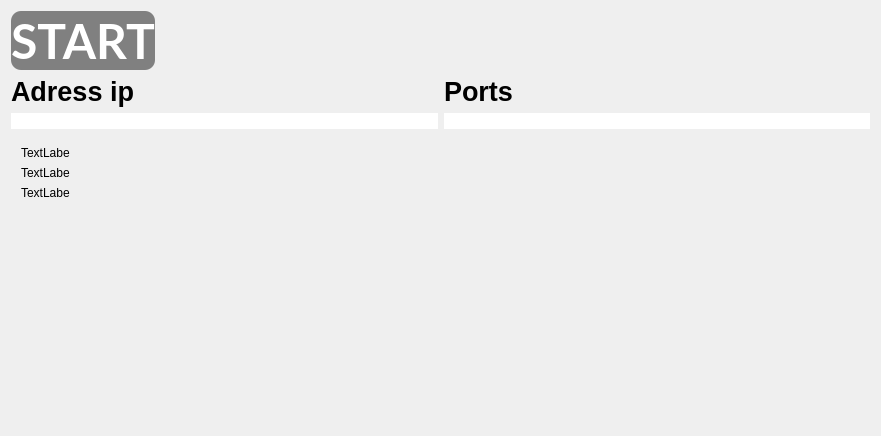
First picture: the form in window.ui, repository TeapotCode/pythonPortScanner, before the edit.
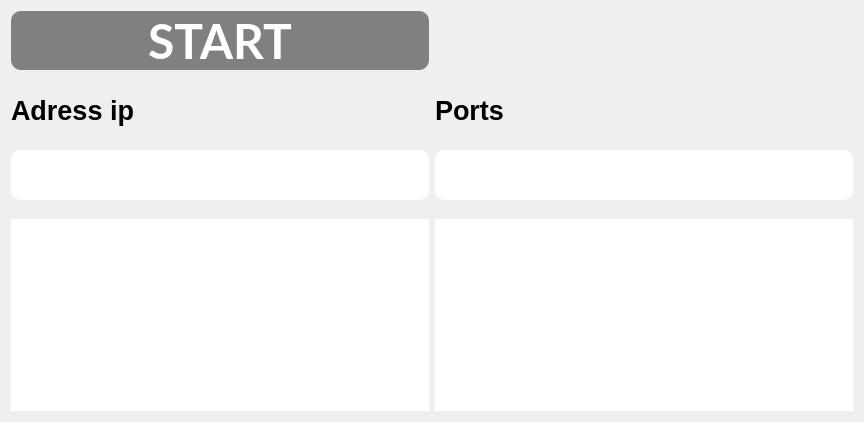
Second picture: the form after the edit.

Diff of the .ui file:
```diff
--- a/window.ui
+++ b/window.ui
@@ -6,8 +6,8 @@
    <rect>
     <x>0</x>
     <y>0</y>
-    <width>881</width>
-    <height>436</height>
+    <width>864</width>
+    <height>422</height>
    </rect>
   </property>
   <property name="windowTitle">
@@ -21,18 +21,245 @@
 background-color: gray;
 color: white;
 border-radius: 10px;
+}
+QListWidget {
+border-radius: 10px;
 }</string>
   </property>
   <layout class="QGridLayout" name="gridLayout">
+   <item row="2" column="0">
+    <widget class="QListWidget" name="port_list_left">
+     <property name="font">
+      <font>
+       <family>Lato</family>
+       <pointsize>14</pointsize>
+      </font>
+     </property>
+     <property name="styleSheet">
+      <string notr="true"/>
+     </property>
+    </widget>
+   </item>
    <item row="0" column="0">
     <layout class="QVBoxLayout" name="verticalLayout_3">
+     <property name="sizeConstraint">
+      <enum>QLayout::SetDefaultConstraint</enum>
+     </property>
+     <property name="rightMargin">
+      <number>0</number>
+     </property>
      <item>
       <widget class="QPushButton" name="pushButton">
-       <property name="sizePolicy">
-        <sizepolicy hsizetype="Maximum" vsizetype="Fixed">
-         <horstretch>0</horstretch>
-         <verstretch>0</verstretch>
-        </sizepolicy>
+       <property name="minimumSize">
+        <size>
+         <width>9</width>
+         <height>0</height>
+        </size>
+       </property>
+       <property name="maximumSize">
+        <size>
+         <width>16777215</width>
+         <height>16777215</height>
+        </size>
+       </property>
+       <property name="palette">
+        <palette>
+         <active>
+          <colorrole role="WindowText">
+           <brush brushstyle="SolidPattern">
+            <color alpha="255">
+             <red>255</red>
+             <green>255</green>
+             <blue>255</blue>
+            </color>
+           </brush>
+          </colorrole>
+          <colorrole role="Button">
+           <brush brushstyle="SolidPattern">
+            <color alpha="255">
+             <red>128</red>
+             <green>128</green>
+             <blue>128</blue>
+            </color>
+           </brush>
+          </colorrole>
+          <colorrole role="Text">
+           <brush brushstyle="SolidPattern">
+            <color alpha="255">
+             <red>255</red>
+             <green>255</green>
+             <blue>255</blue>
+            </color>
+           </brush>
+          </colorrole>
+          <colorrole role="ButtonText">
+           <brush brushstyle="SolidPattern">
+            <color alpha="255">
+             <red>255</red>
+             <green>255</green>
+             <blue>255</blue>
+            </color>
+           </brush>
+          </colorrole>
+          <colorrole role="Base">
+           <brush brushstyle="SolidPattern">
+            <color alpha="255">
+             <red>128</red>
+             <green>128</green>
+             <blue>128</blue>
+            </color>
+           </brush>
+          </colorrole>
+          <colorrole role="Window">
+           <brush brushstyle="SolidPattern">
+            <color alpha="255">
+             <red>128</red>
+             <green>128</green>
+             <blue>128</blue>
+            </color>
+           </brush>
+          </colorrole>
+          <colorrole role="PlaceholderText">
+           <brush brushstyle="SolidPattern">
+            <color alpha="255">
+             <red>255</red>
+             <green>255</green>
+             <blue>255</blue>
+            </color>
+           </brush>
+          </colorrole>
+         </active>
+         <inactive>
+          <colorrole role="WindowText">
+           <brush brushstyle="SolidPattern">
+            <color alpha="255">
+             <red>255</red>
+             <green>255</green>
+             <blue>255</blue>
+            </color>
+           </brush>
+          </colorrole>
+          <colorrole role="Button">
+           <brush brushstyle="SolidPattern">
+            <color alpha="255">
+             <red>128</red>
+             <green>128</green>
+             <blue>128</blue>
+            </color>
+           </brush>
+          </colorrole>
+          <colorrole role="Text">
+           <brush brushstyle="SolidPattern">
+            <color alpha="255">
+             <red>255</red>
+             <green>255</green>
+             <blue>255</blue>
+            </color>
+           </brush>
+          </colorrole>
+          <colorrole role="ButtonText">
+           <brush brushstyle="SolidPattern">
+            <color alpha="255">
+             <red>255</red>
+             <green>255</green>
+             <blue>255</blue>
+            </color>
+           </brush>
+          </colorrole>
+          <colorrole role="Base">
+           <brush brushstyle="SolidPattern">
+            <color alpha="255">
+             <red>128</red>
+             <green>128</green>
+             <blue>128</blue>
+            </color>
+           </brush>
+          </colorrole>
+          <colorrole role="Window">
+           <brush brushstyle="SolidPattern">
+            <color alpha="255">
+             <red>128</red>
+             <green>128</green>
+             <blue>128</blue>
+            </color>
+           </brush>
+          </colorrole>
+          <colorrole role="PlaceholderText">
+           <brush brushstyle="SolidPattern">
+            <color alpha="255">
+             <red>255</red>
+             <green>255</green>
+             <blue>255</blue>
+            </color>
+           </brush>
+          </colorrole>
+         </inactive>
+         <disabled>
+          <colorrole role="WindowText">
+           <brush brushstyle="SolidPattern">
+            <color alpha="255">
+             <red>255</red>
+             <green>255</green>
+             <blue>255</blue>
+            </color>
+           </brush>
+          </colorrole>
+          <colorrole role="Button">
+           <brush brushstyle="SolidPattern">
+            <color alpha="255">
+             <red>128</red>
+             <green>128</green>
+             <blue>128</blue>
+            </color>
+           </brush>
+          </colorrole>
+          <colorrole role="Text">
+           <brush brushstyle="SolidPattern">
+            <color alpha="255">
+             <red>255</red>
+             <green>255</green>
+             <blue>255</blue>
+            </color>
+           </brush>
+          </colorrole>
+          <colorrole role="ButtonText">
+           <brush brushstyle="SolidPattern">
+            <color alpha="255">
+             <red>255</red>
+             <green>255</green>
+             <blue>255</blue>
+            </color>
+           </brush>
+          </colorrole>
+          <colorrole role="Base">
+           <brush brushstyle="SolidPattern">
+            <color alpha="255">
+             <red>128</red>
+             <green>128</green>
+             <blue>128</blue>
+            </color>
+           </brush>
+          </colorrole>
+          <colorrole role="Window">
+           <brush brushstyle="SolidPattern">
+            <color alpha="255">
+             <red>128</red>
+             <green>128</green>
+             <blue>128</blue>
+            </color>
+           </brush>
+          </colorrole>
+          <colorrole role="PlaceholderText">
+           <brush brushstyle="SolidPattern">
+            <color alpha="255">
+             <red>255</red>
+             <green>255</green>
+             <blue>255</blue>
+            </color>
+           </brush>
+          </colorrole>
+         </disabled>
+        </palette>
        </property>
        <property name="font">
         <font>
@@ -44,127 +271,131 @@
        <property name="text">
         <string>START</string>
        </property>
+       <property name="checkable">
+        <bool>false</bool>
+       </property>
       </widget>
      </item>
+    </layout>
+   </item>
+   <item row="2" column="1">
+    <widget class="QListWidget" name="port_list_right">
+     <property name="font">
+      <font>
+       <family>Lato</family>
+       <pointsize>14</pointsize>
+      </font>
+     </property>
+    </widget>
+   </item>
+   <item row="1" column="0" colspan="2">
+    <layout class="QHBoxLayout" name="horizontalLayout">
+     <property name="bottomMargin">
+      <number>13</number>
+     </property>
      <item>
-      <layout class="QHBoxLayout" name="horizontalLayout">
+      <layout class="QVBoxLayout" name="verticalLayout_2">
        <item>
-        <layout class="QVBoxLayout" name="verticalLayout_2">
-         <item>
-          <widget class="QLabel" name="label_3">
-           <property name="font">
-            <font>
-             <pointsize>20</pointsize>
-             <bold>true</bold>
-            </font>
-           </property>
-           <property name="text">
-            <string>Adress ip</string>
-           </property>
-          </widget>
-         </item>
-         <item>
-          <widget class="QLineEdit" name="lineEdit_3">
-           <property name="sizePolicy">
-            <sizepolicy hsizetype="Expanding" vsizetype="Minimum">
-             <horstretch>0</horstretch>
-             <verstretch>0</verstretch>
-            </sizepolicy>
-           </property>
-          </widget>
-         </item>
-        </layout>
+        <widget class="QLabel" name="label_3">
+         <property name="sizePolicy">
+          <sizepolicy hsizetype="Preferred" vsizetype="Expanding">
+           <horstretch>0</horstretch>
+           <verstretch>0</verstretch>
+          </sizepolicy>
+         </property>
+         <property name="font">
+          <font>
+           <pointsize>20</pointsize>
+           <bold>true</bold>
+          </font>
+         </property>
+         <property name="text">
+          <string>Adress ip</string>
+         </property>
+        </widget>
        </item>
        <item>
-        <layout class="QVBoxLayout" name="verticalLayout">
-         <item>
-          <widget class="QLabel" name="label_2">
-           <property name="font">
-            <font>
-             <pointsize>20</pointsize>
-             <bold>true</bold>
-            </font>
-           </property>
-           <property name="text">
-            <string>Ports</string>
-           </property>
-          </widget>
-         </item>
-         <item>
-          <widget class="QLineEdit" name="lineEdit_2">
-           <property name="sizePolicy">
-            <sizepolicy hsizetype="Expanding" vsizetype="Minimum">
-             <horstretch>0</horstretch>
-             <verstretch>0</verstretch>
-            </sizepolicy>
-           </property>
-          </widget>
-         </item>
-        </layout>
+        <widget class="QLineEdit" name="adress_ip">
+         <property name="sizePolicy">
+          <sizepolicy hsizetype="Expanding" vsizetype="Minimum">
+           <horstretch>0</horstretch>
+           <verstretch>0</verstretch>
+          </sizepolicy>
+         </property>
+         <property name="minimumSize">
+          <size>
+           <width>0</width>
+           <height>50</height>
+          </size>
+         </property>
+         <property name="font">
+          <font>
+           <family>Lato</family>
+           <pointsize>12</pointsize>
+           <bold>true</bold>
+          </font>
+         </property>
+         <property name="styleSheet">
+          <string notr="true"/>
+         </property>
+         <property name="placeholderText">
+          <string notr="true"/>
+         </property>
+         <property name="clearButtonEnabled">
+          <bool>true</bool>
+         </property>
+        </widget>
        </item>
       </layout>
      </item>
      <item>
-      <widget class="QScrollArea" name="scrollArea">
-       <property name="sizePolicy">
-        <sizepolicy hsizetype="MinimumExpanding" vsizetype="MinimumExpanding">
-         <horstretch>0</horstretch>
-         <verstretch>0</verstretch>
-        </sizepolicy>
-       </property>
-       <property name="widgetResizable">
-        <bool>true</bool>
-       </property>
-       <widget class="QWidget" name="scrollAreaWidgetContents">
-        <property name="geometry">
-         <rect>
-          <x>0</x>
-          <y>0</y>
-          <width>861</width>
-          <height>282</height>
-         </rect>
-        </property>
-        <widget class="QLabel" name="label">
-         <property name="geometry">
-          <rect>
-           <x>10</x>
-           <y>10</y>
-           <width>49</width>
-           <height>16</height>
-          </rect>
+      <layout class="QVBoxLayout" name="verticalLayout">
+       <item>
+        <widget class="QLabel" name="label_2">
+         <property name="sizePolicy">
+          <sizepolicy hsizetype="Preferred" vsizetype="Expanding">
+           <horstretch>0</horstretch>
+           <verstretch>0</verstretch>
+          </sizepolicy>
          </property>
+         <property name="font">
+          <font>
+           <pointsize>20</pointsize>
+           <bold>true</bold>
+          </font>
+         </property>
          <property name="text">
-          <string>TextLabel</string>
+          <string>Ports</string>
          </property>
         </widget>
-        <widget class="QLabel" name="label_4">
-         <property name="geometry">
-          <rect>
-           <x>10</x>
-           <y>30</y>
-           <width>49</width>
-           <height>16</height>
-          </rect>
+       </item>
+       <item>
+        <widget class="QLineEdit" name="ports">
+         <property name="sizePolicy">
+          <sizepolicy hsizetype="Expanding" vsizetype="Minimum">
+           <horstretch>0</horstretch>
+           <verstretch>0</verstretch>
+          </sizepolicy>
          </property>
-         <property name="text">
-          <string>TextLabel</string>
+         <property name="minimumSize">
+          <size>
+           <width>0</width>
+           <height>50</height>
+          </size>
          </property>
-        </widget>
-        <widget class="QLabel" name="label_5">
-         <property name="geometry">
-          <rect>
-           <x>10</x>
-           <y>50</y>
-           <width>49</width>
-           <height>16</height>
-          </rect>
+         <property name="font">
+          <font>
+           <family>Lato</family>
+           <pointsize>12</pointsize>
+           <bold>true</bold>
+          </font>
          </property>
-         <property name="text">
-          <string>TextLabel</string>
+         <property name="clearButtonEnabled">
+          <bool>true</bool>
          </property>
         </widget>
-       </widget>
-      </widget>
+       </item>
+      </layout>
      </item>
     </layout>
    </item>
```
